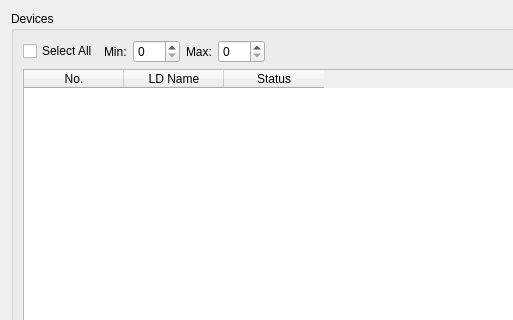
Old version of the form ui/forms/fmAutoPost.ui in the repository daichaoonline/_fMain; both pictures show x 0 to 513 and y 0 to 320 of the 1133 by 554 pixel window.
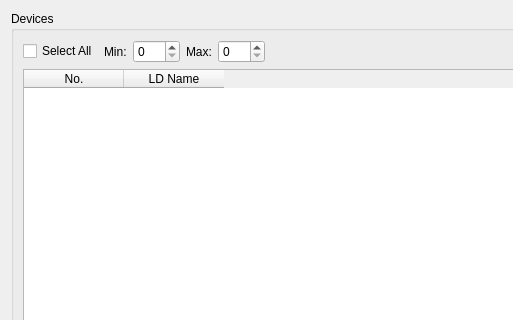
New version of the form.

The edit to the form file:
```diff
--- a/ui/forms/fmAutoPost.ui
+++ b/ui/forms/fmAutoPost.ui
@@ -93,7 +93,7 @@
            <enum>QAbstractItemView::SelectRows</enum>
           </property>
           <property name="columnCount">
-           <number>3</number>
+           <number>2</number>
           </property>
           <column>
            <property name="text">
@@ -105,11 +105,6 @@
             <string>LD Name</string>
            </property>
           </column>
-          <column>
-           <property name="text">
-            <string>Status</string>
-           </property>
-          </column>
          </widget>
         </item>
         <item>
```
